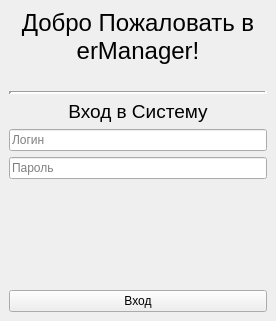
erhoof/db_looker_u_t6_course_work, file res/login_view.ui: the form before one commit.
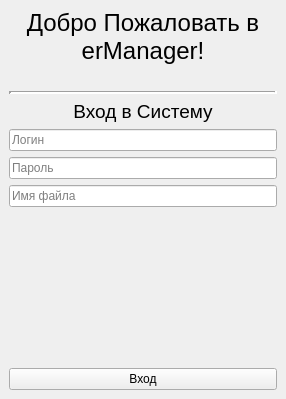
The form after the commit. Icons and pictures are not drawn.

The edit to the form file:
```diff
--- a/res/login_view.ui
+++ b/res/login_view.ui
@@ -6,8 +6,8 @@
    <rect>
     <x>0</x>
     <y>0</y>
-    <width>276</width>
-    <height>321</height>
+    <width>286</width>
+    <height>399</height>
    </rect>
   </property>
   <property name="windowTitle">
@@ -101,6 +101,13 @@
       </property>
      </widget>
     </item>
+    <item>
+     <widget class="QLineEdit" name="lineEdit_file">
+      <property name="placeholderText">
+       <string>Имя файла</string>
+      </property>
+     </widget>
+    </item>
     <item>
      <spacer name="verticalSpacer">
       <property name="orientation">
```
